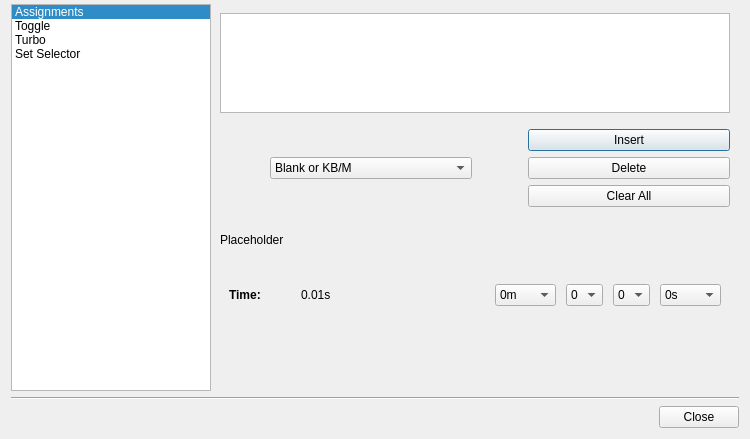
george-alisson/antimicro, file src/advancebuttondialog.ui: the form before one commit.
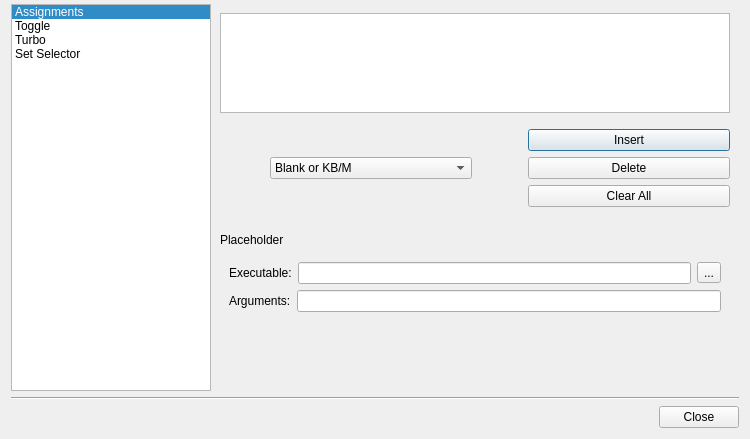
The form after the commit. The open tabs and pages were chosen to show the change. Icons and pictures are not drawn. Custom widgets are drawn as their Qt base class.

The edit to the form file:
```diff
--- a/src/advancebuttondialog.ui
+++ b/src/advancebuttondialog.ui
@@ -672,6 +672,56 @@
              </item>
             </layout>
            </widget>
+           <widget class="QWidget" name="textEntryPage">
+            <layout class="QVBoxLayout" name="verticalLayout_17">
+             <item>
+              <widget class="QLineEdit" name="textEntryLineEdit"/>
+             </item>
+            </layout>
+           </widget>
+           <widget class="QWidget" name="execPage">
+            <layout class="QVBoxLayout" name="verticalLayout_19">
+             <item>
+              <layout class="QVBoxLayout" name="verticalLayout_18">
+               <item>
+                <layout class="QHBoxLayout" name="horizontalLayout_13">
+                 <item>
+                  <widget class="QLabel" name="label_4">
+                   <property name="text">
+                    <string>Executable:</string>
+                   </property>
+                  </widget>
+                 </item>
+                 <item>
+                  <widget class="QLineEdit" name="execLineEdit"/>
+                 </item>
+                 <item>
+                  <widget class="QToolButton" name="execToolButton">
+                   <property name="text">
+                    <string>...</string>
+                   </property>
+                  </widget>
+                 </item>
+                </layout>
+               </item>
+               <item>
+                <layout class="QHBoxLayout" name="horizontalLayout_12">
+                 <item>
+                  <widget class="QLabel" name="label_2">
+                   <property name="text">
+                    <string>Arguments:</string>
+                   </property>
+                  </widget>
+                 </item>
+                 <item>
+                  <widget class="QLineEdit" name="execArgumentsLineEdit"/>
+                 </item>
+                </layout>
+               </item>
+              </layout>
+             </item>
+            </layout>
+           </widget>
           </widget>
          </item>
          <item>
@@ -1161,6 +1211,13 @@
   <zorder>line</zorder>
   <zorder></zorder>
  </widget>
+ <customwidgets>
+  <customwidget>
+   <class>SlotItemListWidget</class>
+   <extends>QListWidget</extends>
+   <header>slotitemlistwidget.h</header>
+  </customwidget>
+ </customwidgets>
  <resources/>
  <connections>
   <connection>
```
Left out of the diff: 23 changed lines with no effect on the pictures.
